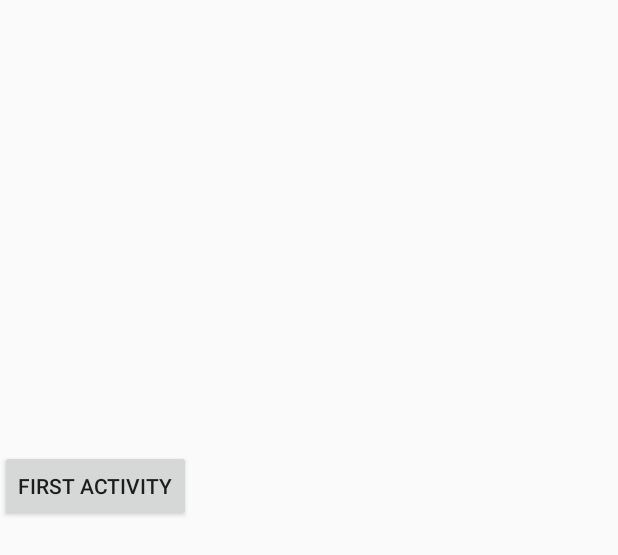
After one commit to vivanytskyy/HotTrends, an Android app: the layout activity_second.xml on its own in the app's theme, with its tools: preview values and no code run, on a phone screen of 412 x 824 dp. The commit adds this screen. Shown: the top 555 px of the screen. Run offline under Robolectric (Android 15) with nearby library versions, the phone set to English and light mode, and no system bars.

```diff
--- a/app/src/main/AndroidManifest.xml
+++ b/app/src/main/AndroidManifest.xml
@@ -15,6 +15,7 @@
                 <category android:name="android.intent.category.LAUNCHER"/>
             </intent-filter>
         </activity>
+        <activity android:name=".activity.SecondActivity"/>
     </application>
     <uses-permission android:name="android.permission.INTERNET"></uses-permission>
 </manifest>
--- a/app/src/main/java/com/gmail/ivanytskyy/vitaliy/hottrends/service/Request.java
+++ b/app/src/main/java/com/gmail/ivanytskyy/vitaliy/hottrends/service/Request.java
@@ -3,5 +3,6 @@ package com.gmail.ivanytskyy.vitaliy.hottrends.service;
  * Created by Vitaliy Ivanytskyy on 08.06.2016.
  */
 public interface Request<T> {
+    static final String BASE_URL = "http://geekinformer.net";
     void obtainDataList(CustomCallback<T> customCallback);
 }
--- a/app/src/main/java/com/gmail/ivanytskyy/vitaliy/hottrends/service/TrendRequestImpl.java
+++ b/app/src/main/java/com/gmail/ivanytskyy/vitaliy/hottrends/service/TrendRequestImpl.java
@@ -12,8 +12,8 @@ import retrofit2.converter.gson.GsonConverterFactory;
 public class TrendRequestImpl implements Request<List<Trend>>{
     private Retrofit mRetrofitBuilder;
     private Link mLink;
-    public TrendRequestImpl(String baseUrl){
-        mRetrofitBuilder = new Retrofit.Builder().baseUrl(baseUrl).addConverterFactory(GsonConverterFactory.create()).build();
+    public TrendRequestImpl(){
+        mRetrofitBuilder = new Retrofit.Builder().baseUrl(BASE_URL).addConverterFactory(GsonConverterFactory.create()).build();
     }
     @Override
     public void obtainDataList(final CustomCallback<List<Trend>> callback) {
--- /dev/null
+++ b/app/src/main/res/layout/activity_second.xml
@@ -0,0 +1,16 @@
+<?xml version="1.0" encoding="utf-8"?>
+<!-- For testing -->
+<LinearLayout xmlns:android="http://schemas.android.com/apk/res/android"
+              android:orientation="vertical"
+              android:layout_width="match_parent"
+              android:layout_height="match_parent">
+    <FrameLayout
+        android:id="@+id/fragmentContainerSecond"
+        android:layout_width="match_parent"
+        android:layout_height="300dp"/>
+    <Button
+        android:id="@+id/backToFirstActivityButton"
+        android:layout_width="wrap_content"
+        android:layout_height="wrap_content"
+        android:text="first activity"/>
+</LinearLayout>
--- a/app/src/main/res/values/colors.xml
+++ b/app/src/main/res/values/colors.xml
@@ -4,4 +4,6 @@
     <color name="colorPrimaryDark">#303F9F</color>
     <color name="colorAccent">#FF4081</color>
     <color name="white">#FFFFFF</color>
+    <color name="white_smoke">#F5F5F5</color>
+    <color name="text_shadow">#505050</color>
 </resources>
```
Also changed, not shown: app/src/main/java/com/gmail/ivanytskyy/vitaliy/hottrends/activity/SecondActivity.java (added, +36 -0 lines), app/src/main/java/com/gmail/ivanytskyy/vitaliy/hottrends/activity/TrendsActivity.java (+10 -2 lines), app/src/main/java/com/gmail/ivanytskyy/vitaliy/hottrends/fragment/TrendListFragment.java (+3 -6 lines), app/src/main/res/layout/activity_trends.xml (+16 -0 lines), app/src/main/res/layout/trend.xml (+19 -8 lines), app/src/main/res/values/dimens.xml (+7 -2 lines), app/src/main/res/values/integers.xml (added, +15 -0 lines), app/src/main/res/drawable/bream.png (added).
